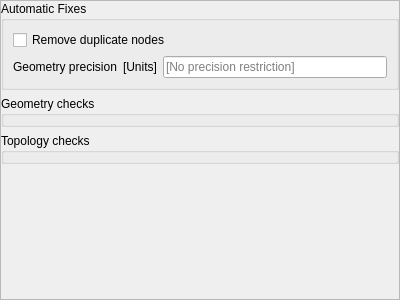
Above: src/ui/qgsvectorlayerdigitizingproperties.ui from carsmie/QGIS before the change. Below: the same form after it.
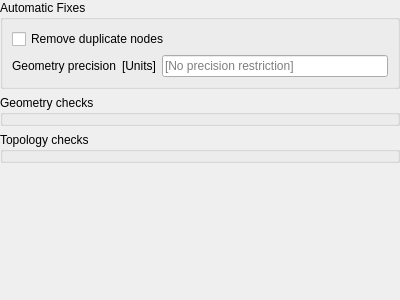
That is the form after the change.

Commit message: Hide unnecessary line frame around widget

```diff
--- a/src/ui/qgsvectorlayerdigitizingproperties.ui
+++ b/src/ui/qgsvectorlayerdigitizingproperties.ui
@@ -28,6 +28,9 @@
    </property>
    <item>
     <widget class="QScrollArea" name="scrollArea_2">
+     <property name="frameShape">
+      <enum>QFrame::NoFrame</enum>
+     </property>
      <property name="widgetResizable">
       <bool>true</bool>
      </property>
```
The commit also changes 2 other files.
